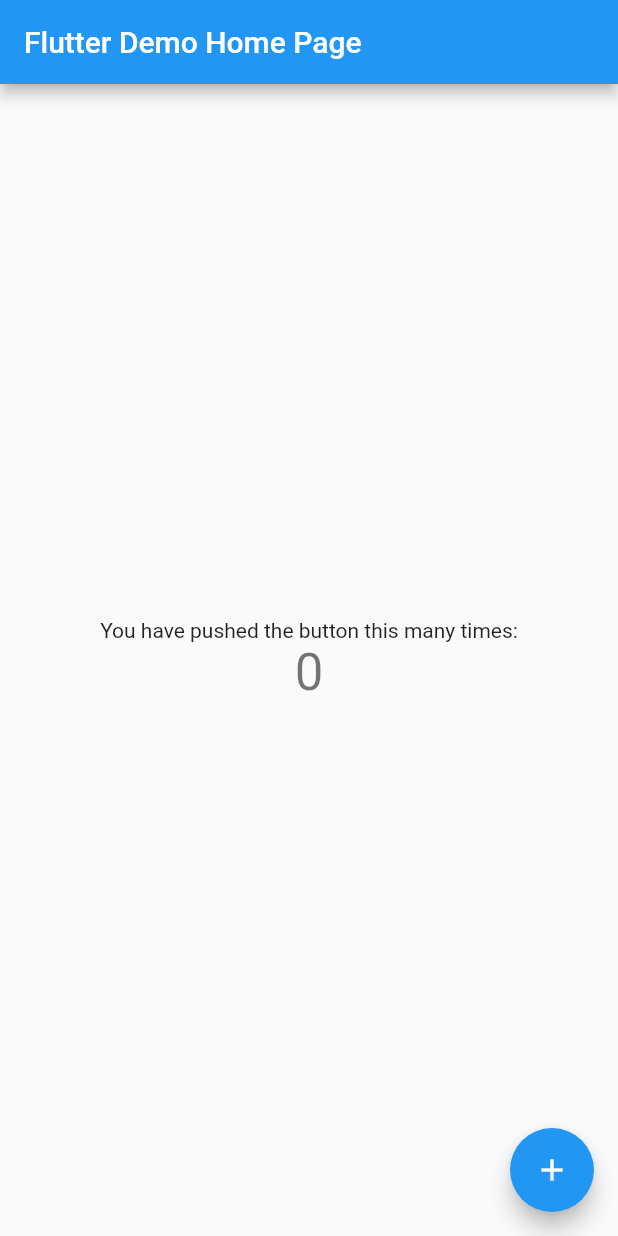
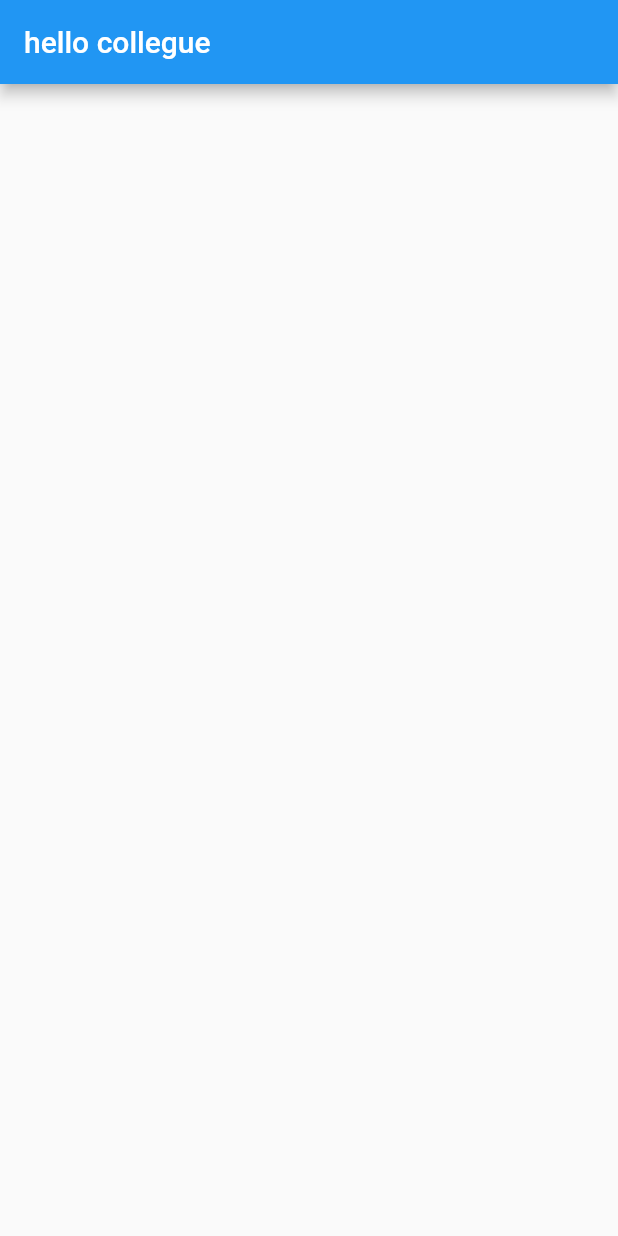
Before and after one commit to rezakhmf/lunchRoulette, a Flutter app: the screen it shows after launch, on a phone screen of 412 x 824 dp. Run offline on Flutter 3.47's test engine with Material 2 defaults, Android fonts, the phone set to English and light mode, and no system bars.

Commit message:
first scaffolding

```diff
--- a/lunchrollete_app/lib/main.dart
+++ b/lunchrollete_app/lib/main.dart
@@ -1,111 +1,25 @@
 import 'package:flutter/material.dart';
 
-void main() => runApp(MyApp());
+void main() => runApp(LunchRoulleteApp());
 
-class MyApp extends StatelessWidget {
-  // This widget is the root of your application.
+class LunchRoulleteApp extends StatefulWidget {
+  @override
+  State<StatefulWidget> createState() {
+
+    return LunchRoulleteState();
+  }
+}
+
+class LunchRoulleteState extends State<LunchRoulleteApp> {
   @override
   Widget build(BuildContext context) {
-    return MaterialApp(
-      title: 'Flutter Demo',
-      theme: ThemeData(
-        // This is the theme of your application.
-        //
-        // Try running your application with "flutter run". You'll see the
-        // application has a blue toolbar. Then, without quitting the app, try
-        // changing the primarySwatch below to Colors.green and then invoke
-        // "hot reload" (press "r" in the console where you ran "flutter run",
-        // or simply save your changes to "hot reload" in a Flutter IDE).
-        // Notice that the counter didn't reset back to zero; the application
-        // is not restarted.
-        primarySwatch: Colors.blue,
+    return new MaterialApp(
+      home: new Scaffold(
+        appBar: new AppBar(
+          title: new Text("hello collegue"),
+          actions: <Widget>[],
+        ),
       ),
-      home: MyHomePage(title: 'Flutter Demo Home Page'),
     );
   }
 }
-
-class MyHomePage extends StatefulWidget {
-  MyHomePage({Key key, this.title}) : super(key: key);
-
-  // This widget is the home page of your application. It is stateful, meaning
-  // that it has a State object (defined below) that contains fields that affect
-  // how it looks.
-
-  // This class is the configuration for the state. It holds the values (in this
-  // case the title) provided by the parent (in this case the App widget) and
-  // used by the build method of the State. Fields in a Widget subclass are
-  // always marked "final".
-
-  final String title;
-
-  @override
-  _MyHomePageState createState() => _MyHomePageState();
-}
-
-class _MyHomePageState extends State<MyHomePage> {
-  int _counter = 0;
-
-  void _incrementCounter() {
-    setState(() {
-      // This call to setState tells the Flutter framework that something has
-      // changed in this State, which causes it to rerun the build method below
-      // so that the display can reflect the updated values. If we changed
-      // _counter without calling setState(), then the build method would not be
-      // called again, and so nothing would appear to happen.
-      _counter++;
-    });
-  }
-
-  @override
-  Widget build(BuildContext context) {
-    // This method is rerun every time setState is called, for instance as done
-    // by the _incrementCounter method above.
-    //
-    // The Flutter framework has been optimized to make rerunning build methods
-    // fast, so that you can just rebuild anything that needs updating rather
-    // than having to individually change instances of widgets.
-    return Scaffold(
-      appBar: AppBar(
-        // Here we take the value from the MyHomePage object that was created by
-        // the App.build method, and use it to set our appbar title.
-        title: Text(widget.title),
-      ),
-      body: Center(
-        // Center is a layout widget. It takes a single child and positions it
-        // in the middle of the parent.
-        child: Column(
-          // Column is also layout widget. It takes a list of children and
-          // arranges them vertically. By default, it sizes itself to fit its
-          // children horizontally, and tries to be as tall as its parent.
-          //
-          // Invoke "debug painting" (press "p" in the console, choose the
-          // "Toggle Debug Paint" action from the Flutter Inspector in Android
-          // Studio, or the "Toggle Debug Paint" command in Visual Studio Code)
-          // to see the wireframe for each widget.
-          //
-          // Column has various properties to control how it sizes itself and
-          // how it positions its children. Here we use mainAxisAlignment to
-          // center the children vertically; the main axis here is the vertical
-          // axis because Columns are vertical (the cross axis would be
-          // horizontal).
-          mainAxisAlignment: MainAxisAlignment.center,
-          children: <Widget>[
-            Text(
-              'You have pushed the button this many times:',
-            ),
-            Text(
-              '$_counter',
-              style: Theme.of(context).textTheme.display1,
-            ),
-          ],
-        ),
-      ),
-      floatingActionButton: FloatingActionButton(
-        onPressed: _incrementCounter,
-        tooltip: 'Increment',
-        child: Icon(Icons.add),
-      ), // This trailing comma makes auto-formatting nicer for build methods.
-    );
-  }
-}
```
Also changed, not shown: 1 other file.
